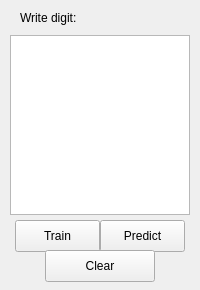
This is laba9/neuralink_view.ui in BSUIR-851/madm2021 as Qt 5 draws it before an edit. The edited form follows.
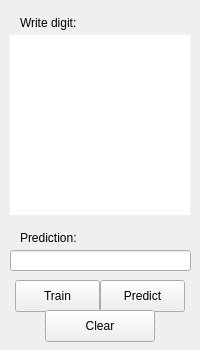
This is the edited form.

Commit message: feat: add prediction for handwritten digit

Diff of the .ui file:
```diff
--- a/laba9/neuralink_view.ui
+++ b/laba9/neuralink_view.ui
@@ -7,19 +7,19 @@
     <x>0</x>
     <y>0</y>
     <width>200</width>
-    <height>290</height>
+    <height>350</height>
    </rect>
   </property>
   <property name="minimumSize">
    <size>
     <width>200</width>
-    <height>290</height>
+    <height>350</height>
    </size>
   </property>
   <property name="maximumSize">
    <size>
     <width>200</width>
-    <height>290</height>
+    <height>350</height>
    </size>
   </property>
   <property name="windowTitle">
@@ -32,7 +32,7 @@
    <property name="geometry">
     <rect>
      <x>100</x>
-     <y>220</y>
+     <y>280</y>
      <width>85</width>
      <height>32</height>
     </rect>
@@ -45,7 +45,7 @@
    <property name="geometry">
     <rect>
      <x>20</x>
-     <y>10</y>
+     <y>15</y>
      <width>71</width>
      <height>16</height>
     </rect>
@@ -63,6 +63,12 @@
      <height>180</height>
     </rect>
    </property>
+   <property name="frameShape">
+    <enum>QFrame::NoFrame</enum>
+   </property>
+   <property name="lineWidth">
+    <number>0</number>
+   </property>
    <property name="verticalScrollBarPolicy">
     <enum>Qt::ScrollBarAlwaysOff</enum>
    </property>
@@ -74,7 +80,7 @@
    <property name="geometry">
     <rect>
      <x>15</x>
-     <y>220</y>
+     <y>280</y>
      <width>85</width>
      <height>32</height>
     </rect>
@@ -87,7 +93,7 @@
    <property name="geometry">
     <rect>
      <x>45</x>
-     <y>250</y>
+     <y>310</y>
      <width>110</width>
      <height>32</height>
     </rect>
@@ -96,6 +102,32 @@
     <string>Clear</string>
    </property>
   </widget>
+  <widget class="QLineEdit" name="le_result">
+   <property name="geometry">
+    <rect>
+     <x>10</x>
+     <y>250</y>
+     <width>181</width>
+     <height>21</height>
+    </rect>
+   </property>
+   <property name="readOnly">
+    <bool>true</bool>
+   </property>
+  </widget>
+  <widget class="QLabel" name="lb_result">
+   <property name="geometry">
+    <rect>
+     <x>20</x>
+     <y>230</y>
+     <width>71</width>
+     <height>16</height>
+    </rect>
+   </property>
+   <property name="text">
+    <string>Prediction:</string>
+   </property>
+  </widget>
  </widget>
  <resources/>
  <connections/>
```
The commit also changes 3 other files.
